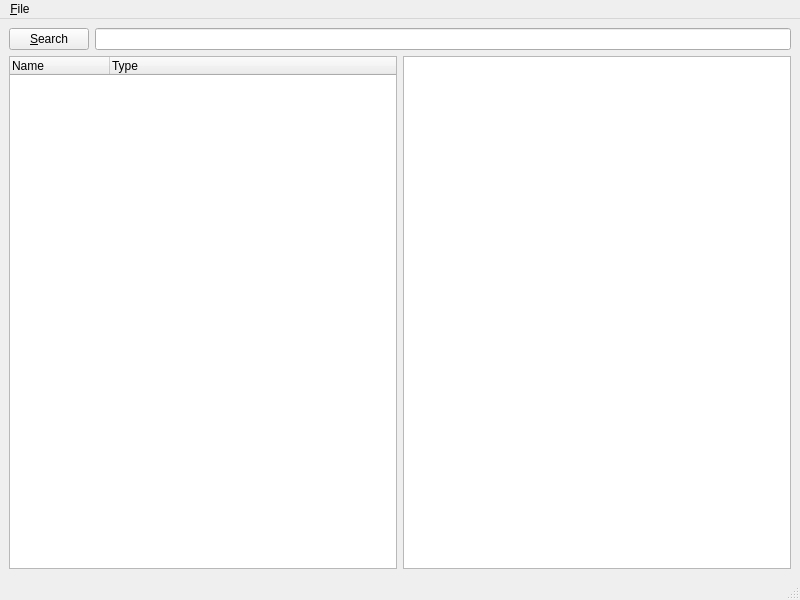
Qt form browser.ui (kellyjf/pybrowse) before a commit.
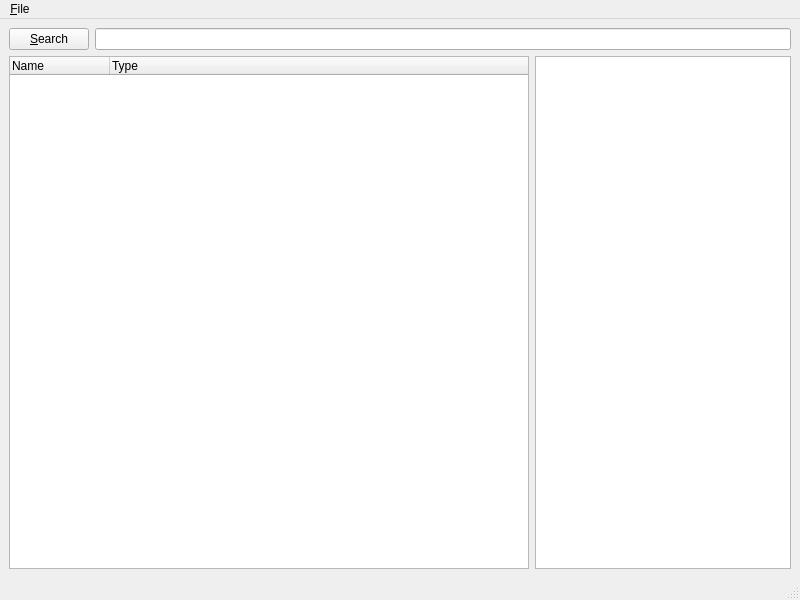
The same form after that commit.

```diff
--- a/browser.ui
+++ b/browser.ui
@@ -30,7 +30,7 @@
      </layout>
     </item>
     <item>
-     <layout class="QHBoxLayout" name="horizontalLayout_2">
+     <layout class="QHBoxLayout" name="horizontalLayout_2" stretch="1,0">
       <item>
        <widget class="QTreeWidget" name="moduleTree">
         <column>
```
